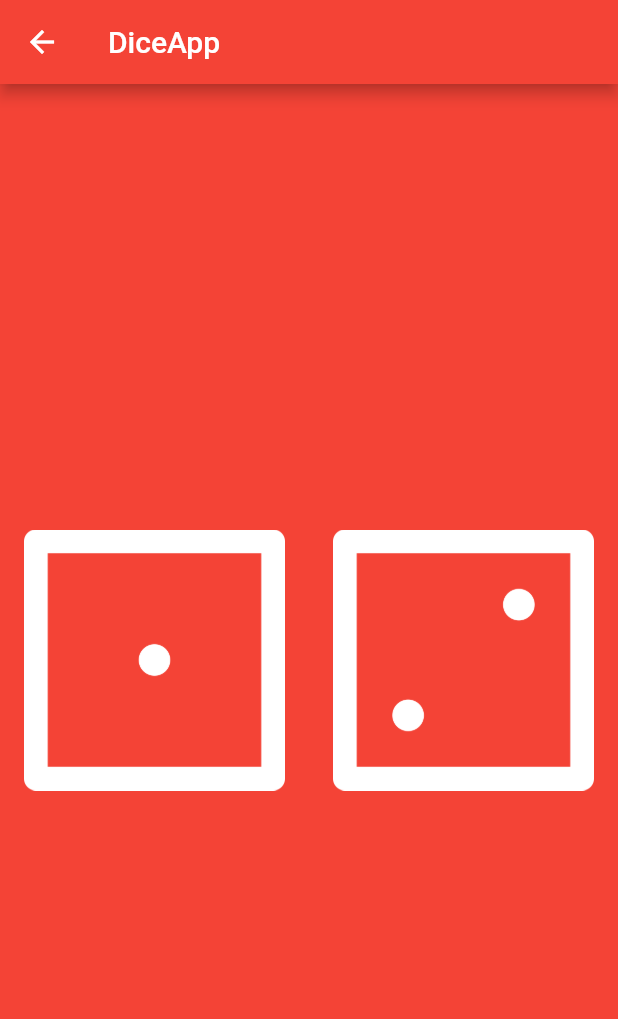
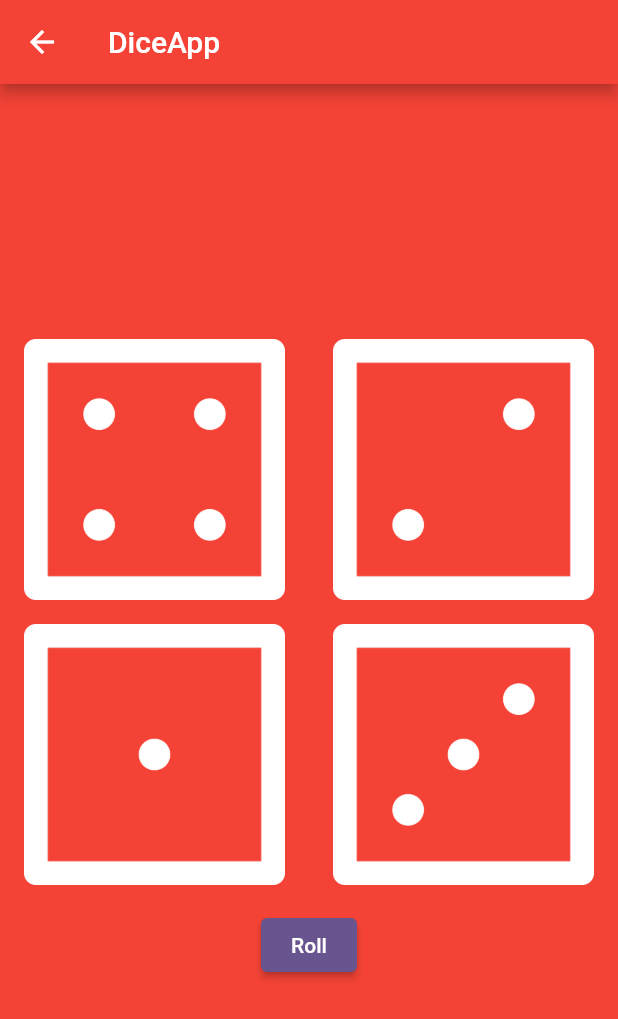
Before and after one commit to Balghari13/angela_prac, a Flutter app: the DiceApp screen opened directly, on a phone screen of 412 x 824 dp. Shown: the top 1019 px of the screen. Run offline on Flutter 3.47's test engine with Material 2 defaults, Android fonts, the phone set to English and light mode, and no system bars.

Commit message:
added buttons so dice can change when clicked

```diff
--- a/lib/diceApp.dart
+++ b/lib/diceApp.dart
@@ -1,10 +1,37 @@
 import 'package:flutter/material.dart';
+import 'dart:math';
 
-class DiceApp extends StatelessWidget {
+class DiceApp extends StatefulWidget {
    const DiceApp({super.key});
 
   @override
+  State<DiceApp> createState() => _DiceAppState();
+}
+
+class _DiceAppState extends State<DiceApp> {
+   var leftDiceNumber = 4;
+   var rightDiceNumber = 2;
+   var leftDiceNumber1 = 1;
+   var rightDiceNumber1 = 3;
+
+   void changeDice1(){
+     setState(() {
+       rightDiceNumber = Random().nextInt(6)+1;
+       leftDiceNumber = Random().nextInt(6)+1;
+     });
+   }
+
+   void changeDice(){
+     setState(() {
+       leftDiceNumber1 = Random().nextInt(6)+1;
+       rightDiceNumber1= Random().nextInt(6)+1;
+     });
+
+   }
+
+  @override
   Widget build(BuildContext context) {
+
     return Scaffold(
       backgroundColor: Colors.red,
       appBar: AppBar(
@@ -12,9 +39,53 @@ class DiceApp extends StatelessWidget {
         title: const Text('DiceApp'),
       ),
       body: Center(
-        child: Row(
-          mainAxisAlignment: MainAxisAlignment.spaceBetween,
-          //crossAxisAlignment: CrossAxisAlignment.stretch,
+        child: Column(
+          mainAxisAlignment: MainAxisAlignment.center,
+          children: [
+            //click on one dice it changes value of one side
+    //         Row(
+    //           //mainAxisAlignment: MainAxisAlignment.spaceBetween,
+    //           //crossAxisAlignment: CrossAxisAlignment.stretch,
+    //           children: [
+    //              Expanded(
+    //  //by default elevated button have 16 right and left padding.
+    //               child: ElevatedButton(
+    //                 style: ElevatedButton.styleFrom(
+    //                   backgroundColor: Colors.transparent,
+    //                   elevation: 0,
+    //                 ),
+    //                 onPressed: (){
+    //                   setState(() {
+    //                     // +1 because random no generates from 0 to 1 minus from max number.
+    //                     leftDiceNumber = Random().nextInt(6)+1;
+    //                   });
+    //                 },
+    //                 child: Image(
+    //                   image: AssetImage('assets/images/dice$leftDiceNumber.png'),
+    //                 ),
+    //               ),
+    //             ),
+    //             //image assets can be show by both ways.Below is more convenient way
+    //             Expanded(
+    //             //  flex: 5,
+    //               child: ElevatedButton(
+    //                 style: ElevatedButton.styleFrom(
+    //                   backgroundColor: Colors.transparent,
+    //                   elevation: 0,
+    //                 ),
+    // onPressed: (){
+    //                 setState(() {
+    //                   rightDiceNumber = Random().nextInt(6)+1;
+    //                 });
+    // },
+    //                   child: Image.asset('assets/images/dice$rightDiceNumber.png')),
+    //             ),
+    //
+    //           ],
+    //         ),
+    //         SizedBox(height: 10,),
+            //click on any of dice and it will chage value of both dice
+            Row(
               children: [
                 Expanded(
                   //by default elevated button have 16 right and left padding.
@@ -23,9 +94,16 @@ class DiceApp extends StatelessWidget {
                       backgroundColor: Colors.transparent,
                       elevation: 0,
                     ),
-                onPressed: (){},
-                child: const Image(
-                  image: AssetImage('assets/images/dice1.png'),
+                    onPressed: (){
+                      changeDice1();
+                      // setState(() {
+                      //   // +1 because random no generates from 0 to 1 minus from max number.
+                      //   leftDiceNumber = Random().nextInt(6)+1;
+                      //   rightDiceNumber= Random().nextInt(6)+1;
+                      // });
+                    },
+                    child: Image(
+                      image: AssetImage('assets/images/dice$leftDiceNumber.png'),
                     ),
                   ),
                 ),
@@ -38,12 +116,35 @@ class DiceApp extends StatelessWidget {
                         elevation: 0,
                       ),
                       onPressed: (){
-                  print('pressed');
+                        //remove duplication of code by writing functions.
+                        changeDice1();
+                        // setState(() {
+                        //   rightDiceNumber = Random().nextInt(6)+1;
+                        //   leftDiceNumber = Random().nextInt(6)+1;
+                        // });
                       },
-                  child: Image.asset('assets/images/dice2.png')),
+                      child: Image.asset('assets/images/dice$rightDiceNumber.png')),
                 ),
+
               ],
             ),
+            Row(
+              children: [
+                Expanded(
+                  child: Padding(
+                    padding: const EdgeInsets.all(16.0),
+                    child: Image.asset('assets/images/dice$leftDiceNumber1.png'),
+                  ),),
+                Expanded(child: Padding(
+                  padding: const EdgeInsets.all(16.0),
+                  child: Image.asset('assets/images/dice$rightDiceNumber1.png'),
+                ))
+              ],
+            ),
+            ElevatedButton(onPressed: changeDice, child: Text('Roll'),),
+          ],
+        ),
+
       ),
     );
   }
```
Lines whose indentation alone changed are shown as unchanged.
